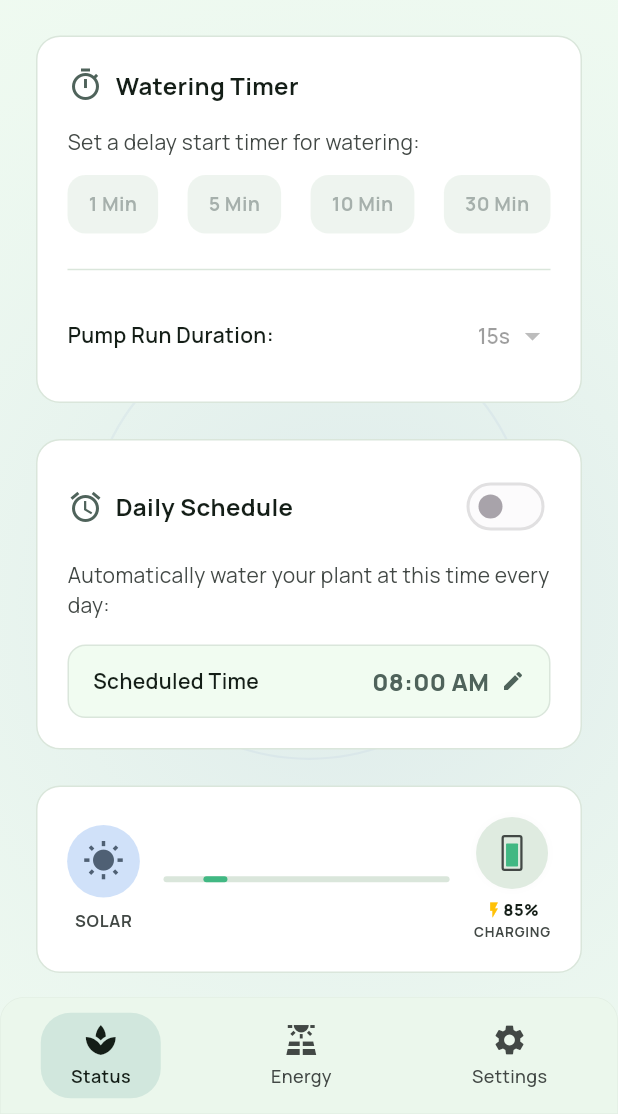
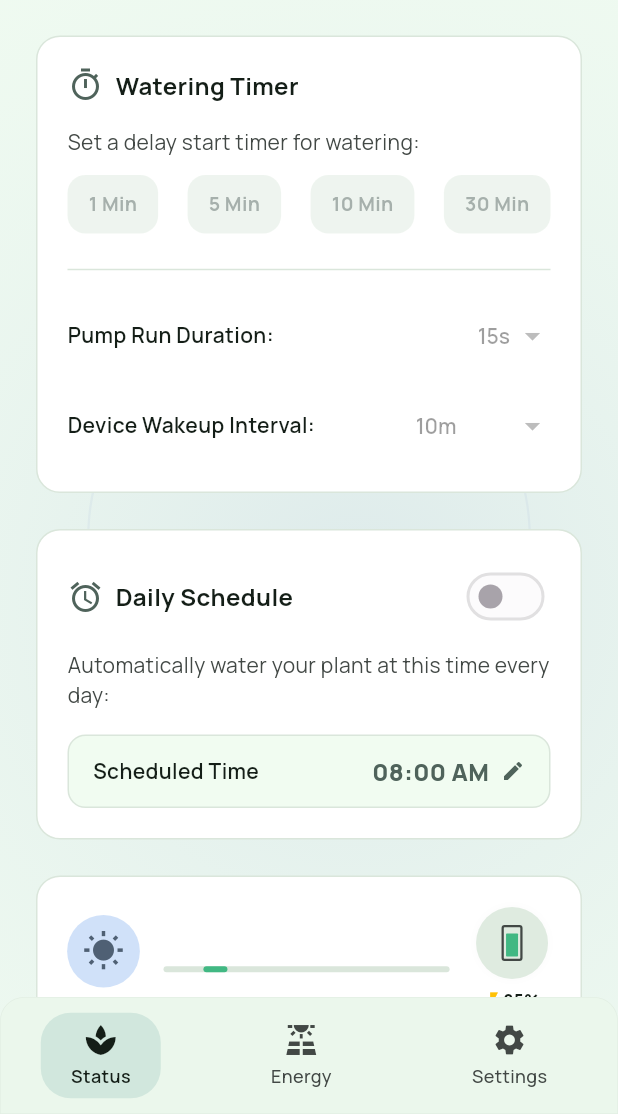
Before and after one commit to Shanks015/ESP32-SOLAR-FLORA, a Flutter app: the StatusPage screen opened by its route, scrolled down 440 dp, on a phone screen of 412 x 824 dp, the part 122-1236 px from its top. Run offline on Flutter 3.47's test engine with Material 3 defaults, Android fonts, the phone set to English and light mode, and no system bars; our stand-ins replace flutter_dotenv, google_fonts, google_sign_in, image_picker, supabase_flutter; accounts and stored records are empty; network calls fail.

Commit message:
feat: make device sleep interval configurable over-the-air from the app to sync dynamic offline timeouts

```diff
--- a/lib/pages/status_page.dart
+++ b/lib/pages/status_page.dart
@@ -42,6 +42,7 @@ class _StatusPageState extends State<StatusPage> with TickerProviderStateMixin {
   // Device connectivity states
   bool _isDeviceOnline = false;
   String _lastSeenText = 'Never';
+  int _sleepInterval = 600; // Sleep interval in seconds (default 10 minutes)
 
   // Daily watering schedule states
   bool _dailyWateringEnabled = false;
@@ -100,8 +101,9 @@ class _StatusPageState extends State<StatusPage> with TickerProviderStateMixin {
               final now = DateTime.now();
               final diff = now.difference(lastSeen);
 
-              // Device sleeps for 10 minutes (600s). We allow a 12-minute margin
-              _isDeviceOnline = diff.inMinutes <= 12;
+              // Consider offline if no telemetry is received for 2 wake cycles + 10s margin
+              final int offlineThreshold = (_sleepInterval * 2) + 10;
+              _isDeviceOnline = diff.inSeconds <= offlineThreshold;
 
               if (diff.inSeconds < 60) {
                 _lastSeenText = 'Just now';
@@ -128,6 +130,7 @@ class _StatusPageState extends State<StatusPage> with TickerProviderStateMixin {
         if (profile != null && mounted) {
           setState(() {
             _wateringDuration = profile['watering_duration'] ?? 15;
+            _sleepInterval = profile['sleep_interval'] ?? 600;
             _dailyWateringEnabled = profile['daily_watering_enabled'] ?? false;
             _dailyWateringTime = profile['daily_watering_time'] ?? '08:00:00';
 
@@ -299,6 +302,22 @@ class _StatusPageState extends State<StatusPage> with TickerProviderStateMixin {
       }
     } catch (e) {
       print('Error saving run duration: $e');
+    }
+  }
+
+  Future<void> _updateSleepInterval(int seconds) async {
+    setState(() {
+      _sleepInterval = seconds;
+    });
+    try {
+      final userId = _supabaseService.getCurrentUser()?.id;
+      if (userId != null) {
+        await _supabaseService.updateProfile({
+          'sleep_interval': seconds,
+        });
+      }
+    } catch (e) {
+      print('Error saving sleep interval: $e');
     }
   }
 
@@ -682,6 +701,41 @@ class _StatusPageState extends State<StatusPage> with TickerProviderStateMixin {
                                       ),
                                     ],
                                   ),
+                                  const SizedBox(height: 12),
+                                  Row(
+                                    mainAxisAlignment: MainAxisAlignment.spaceBetween,
+                                    children: [
+                                      Text(
+                                        'Device Wakeup Interval:',
+                                        style: GoogleFonts.manrope(
+                                          fontSize: 14,
+                                          fontWeight: FontWeight.w600,
+                                          color: textMain,
+                                        ),
+                                      ),
+                                      DropdownButton<int>(
+                                        value: _sleepInterval,
+                                        dropdownColor: isDark ? const Color(0xFF16221A) : Colors.white,
+                                        style: GoogleFonts.manrope(
+                                          color: textMain,
+                                          fontWeight: FontWeight.w600,
+                                        ),
+                                        underline: Container(),
+                                        items: const [
+                                          DropdownMenuItem(value: 15, child: Text('15s (Test)')),
+                                          DropdownMenuItem(value: 60, child: Text('1m')),
+                                          DropdownMenuItem(value: 300, child: Text('5m')),
+                                          DropdownMenuItem(value: 600, child: Text('10m')),
+                                          DropdownMenuItem(value: 1800, child: Text('30m')),
+                                        ],
+                                        onChanged: _isDeviceOnline ? (val) {
+                                          if (val != null) {
+                                            _updateSleepInterval(val);
+                                          }
+                                        } : null,
+                                      ),
+                                    ],
+                                  ),
                                 ] else ...[
                                   Row(
                                     mainAxisAlignment: MainAxisAlignment.spaceBetween,
```
Also changed, not shown: 1 other file.
